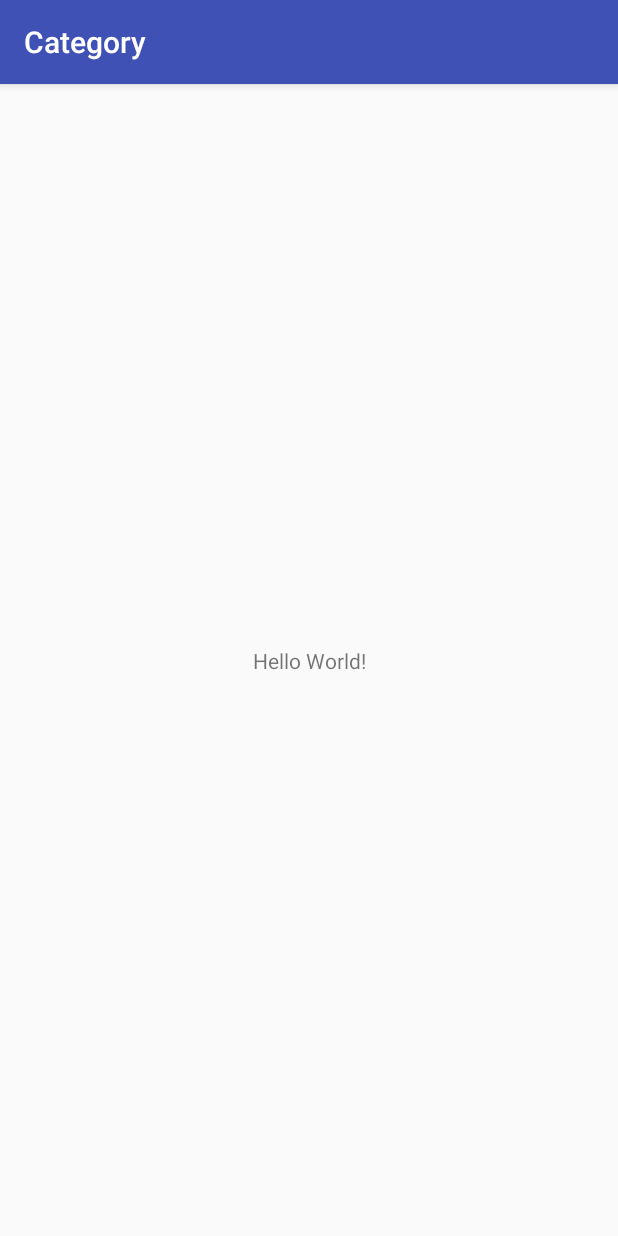
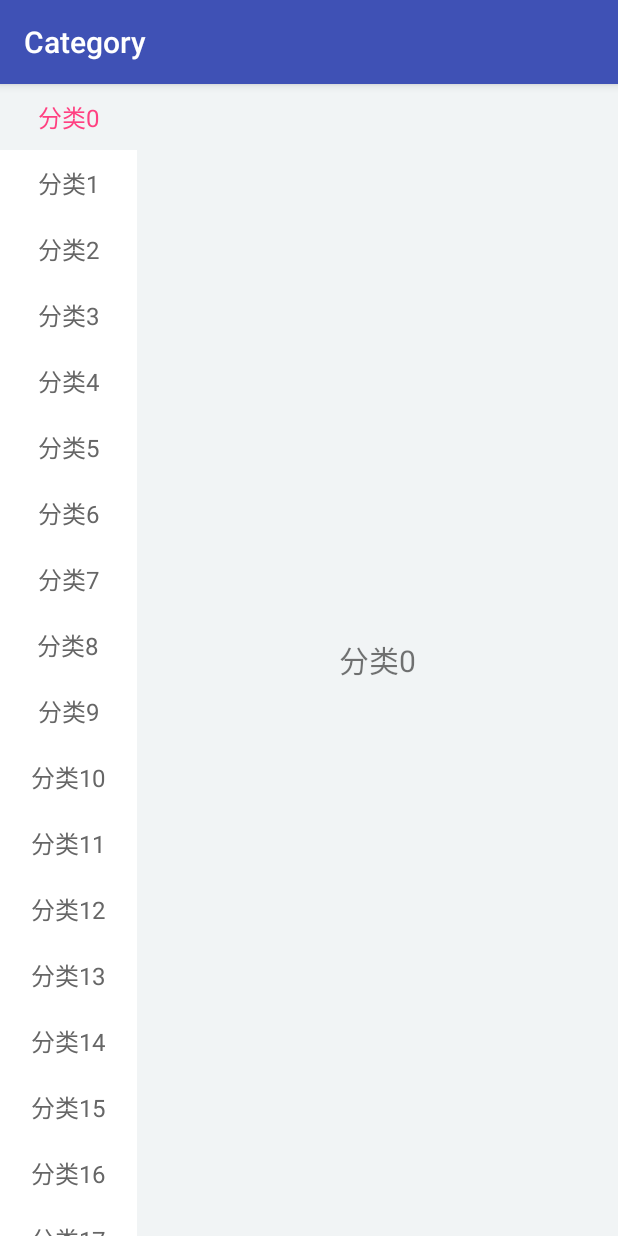
Before and after one commit to ChenXingB/Category, an Android app: the screen it shows after launch (MainActivity), on a phone screen of 412 x 824 dp. Run offline under Robolectric (Android 15) with nearby library versions, the phone set to English and light mode, and no system bars; libraries missing offline, so code that uses them is left out: com.facebook.drawee; 2 statements that could not run were skipped.

Commit message:
- 初步实现左侧一级分类栏

```diff
--- a/app/build.gradle
+++ b/app/build.gradle
@@ -25,4 +25,7 @@ dependencies {
     testImplementation 'junit:junit:4.12'
     androidTestImplementation 'com.android.support.test:runner:1.0.1'
     androidTestImplementation 'com.android.support.test.espresso:espresso-core:3.0.1'
+
+    compile 'com.android.support:recyclerview-v7:26.1.0'
+    compile 'com.facebook.fresco:fresco:0.14.1'
 }
--- a/app/src/main/AndroidManifest.xml
+++ b/app/src/main/AndroidManifest.xml
@@ -1,6 +1,10 @@
 <?xml version="1.0" encoding="utf-8"?>
 <manifest xmlns:android="http://schemas.android.com/apk/res/android"
     package="com.senben.category">
+
+    <uses-permission android:name="android.permission.INTERNET" />
+    <uses-permission android:name="android.permission.READ_EXTERNAL_STORAGE" />
+    <uses-permission android:name="android.permission.WRITE_EXTERNAL_STORAGE" />
 
     <application
         android:allowBackup="true"
--- a/app/src/main/java/com/senben/category/MainActivity.java
+++ b/app/src/main/java/com/senben/category/MainActivity.java
@@ -1,13 +1,151 @@
 package com.senben.category;
 
+import android.content.Context;
+import android.os.Bundle;
+import android.support.v4.widget.NestedScrollView;
 import android.support.v7.app.AppCompatActivity;
-import android.os.Bundle;
+import android.support.v7.widget.RecyclerView;
+import android.view.LayoutInflater;
+import android.view.View;
+import android.view.ViewGroup;
+import android.widget.RadioButton;
+import android.widget.RadioGroup;
+import android.widget.TextView;
+
+import com.facebook.drawee.backends.pipeline.Fresco;
+
+import java.util.ArrayList;
+import java.util.List;
 
 public class MainActivity extends AppCompatActivity {
 
+    private enum ViewType {
+        VIEW_TYPE_TITLE,
+        VIEW_TYPE_CONTENT;
+        private static ViewType[] allValues = values();
+
+        public static ViewType fromOrdinal(int n) {
+            if (n < 0 || n >= allValues.length) {
+                return null;
+            }
+            return allValues[n];
+        }
+    }
+
+    private NestedScrollView scrollView;
+    private RadioGroup radioGroup;
+    private RecyclerView recyclerView;
+    private TextView textView;
+
+    private Context context;
+    private List<Row> subCategory = new ArrayList<>();
+
     @Override
     protected void onCreate(Bundle savedInstanceState) {
+        Fresco.initialize(this);//初始化框架
         super.onCreate(savedInstanceState);
         setContentView(R.layout.activity_main);
+        context = this;
+
+        initUI();
+        initData();
+    }
+
+    private void initUI() {
+        scrollView = findViewById(R.id.scrollView);
+        radioGroup = findViewById(R.id.radioGroup);
+        recyclerView = findViewById(R.id.recyclerView);
+        textView = findViewById(R.id.textView);
+
+        radioGroup.setOnCheckedChangeListener(new RadioGroup.OnCheckedChangeListener() {
+            @Override
+            public void onCheckedChanged(RadioGroup group, int checkedId) {
+                RadioButton radioButton = group.findViewById(checkedId);
+
+//                //获取左侧分类选项的坐标，在选中的时候使其居中
+//                int[] location = new int[2];
+//                radioButton.getLocationOnScreen(location);
+//                DisplayMetrics displayMetrics = context.getResources().getDisplayMetrics();
+//                final int distance = location[1] - displayMetrics.heightPixels / 2;
+//                Log.d("radioGroup", "distance = " + distance + " radio y = " + location[1]);
+//                scrollView.smoothScrollBy(0, distance);
+
+                int id = (int) radioButton.getTag();
+                textView.setText("分类" + id);
+            }
+        });
+    }
+
+    private void initData() {
+        radioGroup.removeAllViews();
+        for (int id = 0; id < 18; id++) {
+            RadioButton radioButton = (RadioButton) LayoutInflater.from(context).inflate(R.layout.radio_button_top_category, radioGroup, false);
+            String title = "分类" + id;
+            radioButton.setText(title);
+            radioButton.setTag(id);
+            radioGroup.addView(radioButton);
+        }
+
+        // 默认选中第一个
+        int checkedId = radioGroup.getChildAt(0).getId();
+        radioGroup.check(checkedId);
+    }
+
+    private class CategoryAdapter extends RecyclerView.Adapter {
+
+        @Override
+        public int getItemViewType(int position) {
+            return subCategory.get(position).getViewType();
+        }
+
+        @Override
+        public RecyclerView.ViewHolder onCreateViewHolder(ViewGroup parent, int viewType) {
+            ViewType type = ViewType.fromOrdinal(viewType);
+            if (type == null) {
+                return null;
+            }
+
+            View view;
+            switch (type) {
+                case VIEW_TYPE_TITLE:
+                    view = LayoutInflater.from(context).inflate(R.layout.list_item_category_title, parent, false);
+                    return new SubCategoryTitleViewHolder(view);
+                case VIEW_TYPE_CONTENT:
+                    view = LayoutInflater.from(context).inflate(R.layout.list_item_category_content, parent, false);
+
+            }
+
+            return null;
+        }
+
+        @Override
+        public void onBindViewHolder(RecyclerView.ViewHolder holder, int position) {
+            if (holder instanceof SubCategoryTitleViewHolder) {
+                ((SubCategoryTitleViewHolder) holder).onBindViewHolder(subCategory.get(position));
+            }
+        }
+
+        @Override
+        public int getItemCount() {
+            return subCategory.size();
+        }
+    }
+
+    /**
+     * 二级分类标题
+     */
+    class SubCategoryTitleViewHolder extends RecyclerView.ViewHolder {
+        TextView tvSubCategoryTitle;
+
+        SubCategoryTitleViewHolder(View itemView) {
+            super(itemView);
+            tvSubCategoryTitle = itemView.findViewById(R.id.tvSubCategoryTitle);
+        }
+
+        public void onBindViewHolder(Row item) {
+            String title = (String) item.getData();
+            tvSubCategoryTitle.setText(title);
+        }
+
     }
 }
--- /dev/null
+++ b/app/src/main/res/drawable/selector_top_category.xml
@@ -0,0 +1,14 @@
+<?xml version="1.0" encoding="utf-8"?>
+<selector xmlns:android="http://schemas.android.com/apk/res/android">
+    <item android:state_checked="true" android:state_enabled="true">
+        <shape android:shape="rectangle">
+            <solid android:color="@color/windowBackground" />
+        </shape>
+    </item>
+
+    <item android:state_checked="false" android:state_enabled="true">
+        <shape android:shape="rectangle">
+            <solid android:color="@android:color/white" />
+        </shape>
+    </item>
+</selector>
--- /dev/null
+++ b/app/src/main/res/drawable/selector_top_category_text.xml
@@ -0,0 +1,5 @@
+<?xml version="1.0" encoding="utf-8"?>
+<selector xmlns:android="http://schemas.android.com/apk/res/android">
+    <item android:color="@color/textColorSecondary" android:state_checked="false" android:state_enabled="true" />
+    <item android:color="@color/colorAccent" android:state_checked="true" android:state_enabled="true" />
+</selector>
--- a/app/src/main/res/layout/activity_main.xml
+++ b/app/src/main/res/layout/activity_main.xml
@@ -1,18 +1,37 @@
 <?xml version="1.0" encoding="utf-8"?>
-<android.support.constraint.ConstraintLayout xmlns:android="http://schemas.android.com/apk/res/android"
-    xmlns:app="http://schemas.android.com/apk/res-auto"
+<LinearLayout xmlns:android="http://schemas.android.com/apk/res/android"
     xmlns:tools="http://schemas.android.com/tools"
     android:layout_width="match_parent"
     android:layout_height="match_parent"
+    android:background="@color/windowBackground"
+    android:orientation="horizontal"
     tools:context="com.senben.category.MainActivity">
 
+    <android.support.v4.widget.NestedScrollView
+        android:id="@+id/scrollView"
+        android:layout_width="0dp"
+        android:layout_height="match_parent"
+        android:layout_weight="1"
+        android:scrollbars="none">
+
+        <RadioGroup
+            android:id="@+id/radioGroup"
+            android:layout_width="match_parent"
+            android:layout_height="match_parent"
+            android:orientation="vertical" />
+    </android.support.v4.widget.NestedScrollView>
+
     <TextView
-        android:layout_width="wrap_content"
-        android:layout_height="wrap_content"
-        android:text="Hello World!"
-        app:layout_constraintBottom_toBottomOf="parent"
-        app:layout_constraintLeft_toLeftOf="parent"
-        app:layout_constraintRight_toRightOf="parent"
-        app:layout_constraintTop_toTopOf="parent" />
+        android:id="@+id/textView"
+        android:layout_width="0dp"
+        android:gravity="center"
+        android:textSize="20sp"
+        android:layout_height="match_parent"
+        android:layout_weight="3.5" />
 
-</android.support.constraint.ConstraintLayout>
+    <!--<android.support.v7.widget.RecyclerView-->
+    <!--android:id="@+id/recyclerView"-->
+    <!--android:layout_width="0dp"-->
+    <!--android:layout_height="match_parent"-->
+    <!--android:layout_weight="3.5" />-->
+</LinearLayout>
--- /dev/null
+++ b/app/src/main/res/layout/radio_button_top_category.xml
@@ -0,0 +1,12 @@
+<?xml version="1.0" encoding="utf-8"?>
+<RadioButton xmlns:android="http://schemas.android.com/apk/res/android"
+    xmlns:tools="http://schemas.android.com/tools"
+    android:layout_width="match_parent"
+    android:layout_height="wrap_content"
+    android:background="@drawable/selector_top_category"
+    android:button="@null"
+    android:gravity="center"
+    android:padding="10dp"
+    android:textColor="@drawable/selector_top_category_text"
+    android:textSize="16sp"
+    tools:text="狗年甄选" />
--- a/app/src/main/res/values/colors.xml
+++ b/app/src/main/res/values/colors.xml
@@ -3,4 +3,17 @@
     <color name="colorPrimary">#3F51B5</color>
     <color name="colorPrimaryDark">#303F9F</color>
     <color name="colorAccent">#FF4081</color>
+
+    <!-- 文本颜色 浅色背景:Dark text on light backgrounds -->
+    <color name="textColorPrimary">#333333</color>
+    <color name="textColorSecondary">#666666</color>
+    <color name="textColorThird">#999999</color>
+    <color name="textColorHint">#999999</color>
+    <color name="textColorDividers">#1f000000</color>
+
+    <!--系统背景色-->
+    <color name="windowBackground">#f1f4f5</color>
+    <color name="placeholderImage">#ff999999</color>
+    <color name="dividerColor">#F0F0F0</color>
+
 </resources>
```
